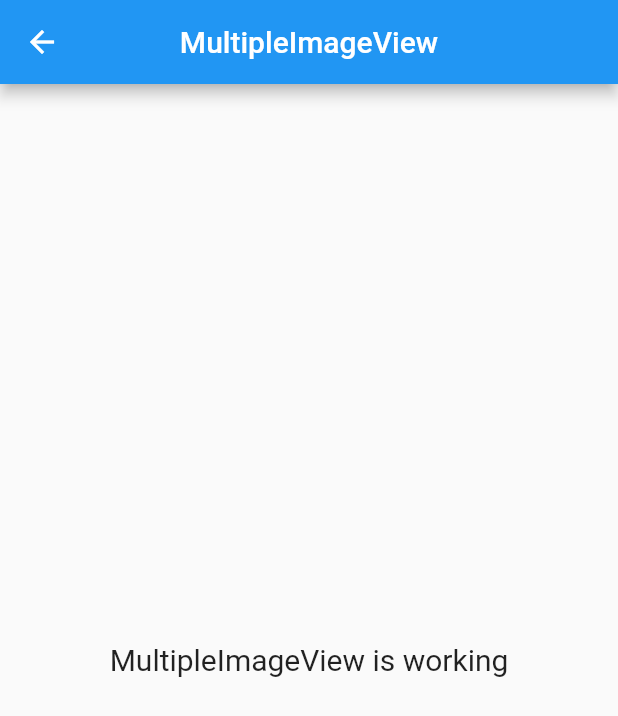
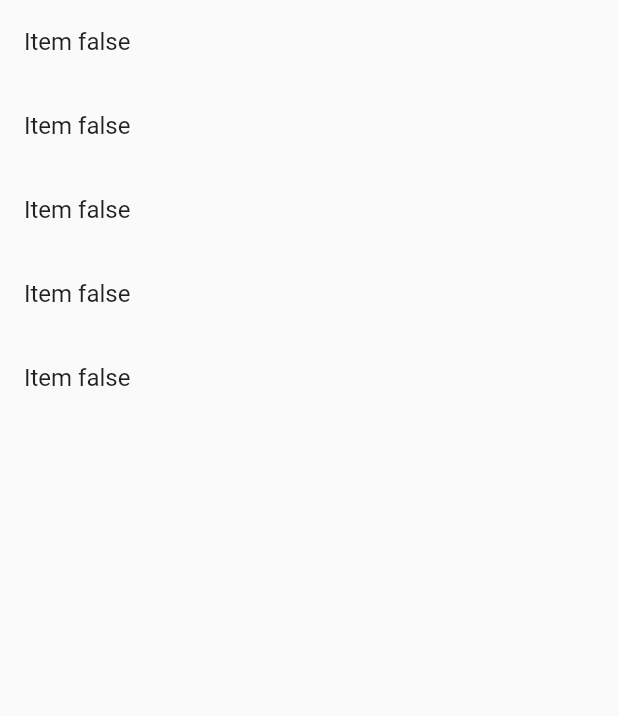
Before and after one commit to md-redwanul-haque/pageView-controller-with-getx, a Flutter app: the MultipleImageView screen opened by its route, on a phone screen of 412 x 824 dp. Shown: the top 716 px of the screen. Run offline on Flutter 3.47's test engine with Material 2 defaults, Android fonts, the phone set to English and light mode, and no system bars; our stand-ins replace get, google_maps_flutter, hive, hive_flutter, image_picker, sqflite; accounts and stored records are empty.

Commit message:
complex data

```diff
--- a/lib/app/modules/multipleImage/views/multiple_image_view.dart
+++ b/lib/app/modules/multipleImage/views/multiple_image_view.dart
@@ -6,18 +6,46 @@ import '../controllers/multiple_image_controller.dart';
 
 class MultipleImageView extends GetView<MultipleImageController> {
   @override
-  Widget build(BuildContext context) {
-    return Scaffold(
-      appBar: AppBar(
-        title: Text('MultipleImageView'),
-        centerTitle: true,
-      ),
-      body: Center(
-        child: Text(
-          'MultipleImageView is working',
-          style: TextStyle(fontSize: 20),
+  List<int> items =[1,2,3,4,5];
+
+   List<int> _list = List.generate(20, (i) => i).obs;
+     List<bool> _selected = List.generate(20, (i) => false).obs;
+  RxList<bool> myList = <bool>[].obs; // Fill it with false initially
+check(){
+  for(var item in items){
+    myList.value=List.generate(item, (i) => false);
+  }
+  print('myList.value${myList.value}');
+}
+    Widget build(BuildContext context) {
+      check();
+      return Scaffold(
+        body: ListView.builder(
+          itemCount: myList.value.length,
+          itemBuilder: (_, i) {
+            return GestureDetector(
+              onTap: (){
+                for(int inv=0;inv<myList.length;inv++){
+
+                }
+                if(myList[i]==1){
+                  myList[i] == myList[i];
+                }
+                else{
+                  myList[i] = myList[i];
+                }
+
+
+              },
+              child: Obx(()=>ListTile(
+                tileColor: myList[i]? Colors.blue : null, // If current item is selected show blue color
+                title: Text('Item ${myList[i]}'),
+                // Reverse bool value
+              ),)
+            );
+          },
         ),
-      ),
-    );
+
+      );
+    }
   }
-}
--- a/lib/app/routes/app_pages.dart
+++ b/lib/app/routes/app_pages.dart
@@ -20,7 +20,7 @@ part 'app_routes.dart';
 class AppPages {
   AppPages._();
 
-  static const INITIAL = Routes.LOCALDATABASE;
+  static const INITIAL = Routes.MULTIPLE_IMAGE;
 
   static final routes = [
     GetPage(
```
